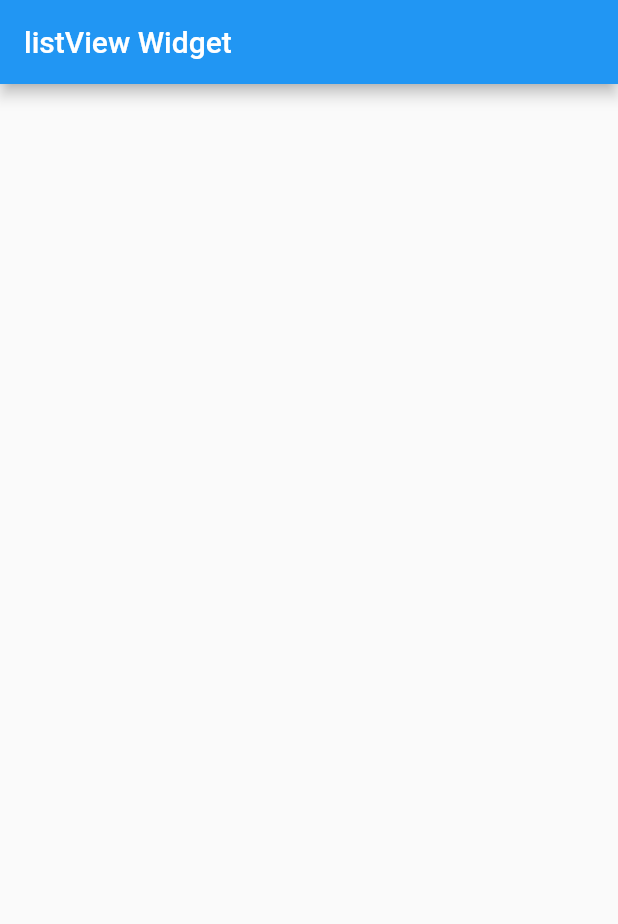
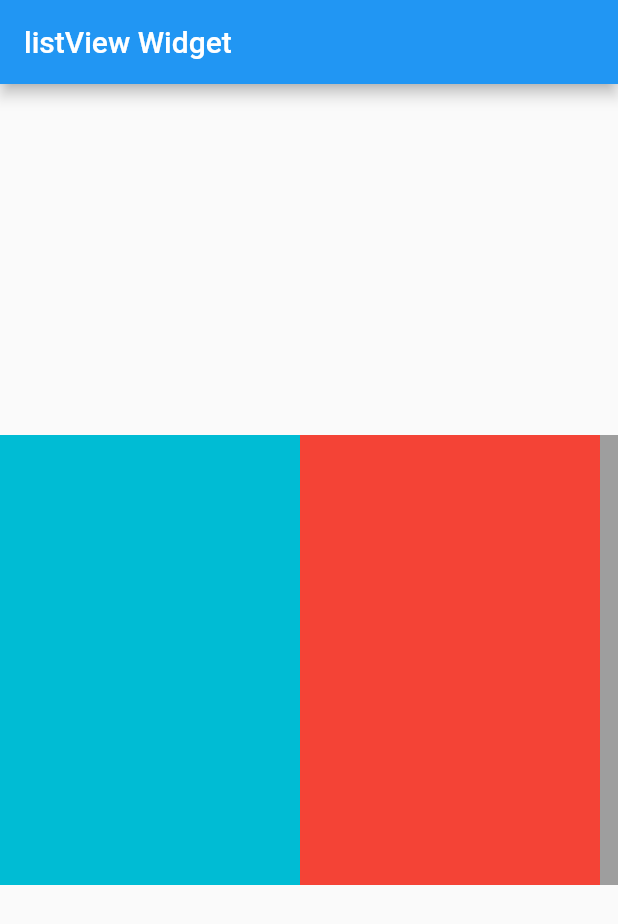
Before and after one commit to Caster-gsx/imooc-flutter, a Flutter app: the screen it shows after launch, on a phone screen of 412 x 824 dp. Shown: the top 924 px of the screen. Run offline on Flutter 3.47's test engine with Material 2 defaults, Android fonts, the phone set to English and light mode, and no system bars.

Commit message:
横向列表组件

```diff
--- a/demo01/lib/main.dart
+++ b/demo01/lib/main.dart
@@ -4,36 +4,75 @@ void main() => runApp(MyApp());
 
 class MyApp extends StatelessWidget {
   @override
-  Widget build(BuildContext ontent) {
+  Widget build(BuildContext context) {
     return MaterialApp(
       //列表组件
       title: 'imooc_flutter_demo',
       home: Scaffold(
           appBar: AppBar(title: new Text('listView Widget')),
-          body: new ListView(
-            children: <Widget>[
-              // new ListTile(
-              //   leading: new Icon(Icons.account_circle),
-              //   title: new Text('account_circle'),
-              // ),
-              // new ListTile(
-              //   leading: new Icon(Icons.border_inner),
-              //   title: new Text('border_inner'),
-              // ),
-              // new ListTile(
-              //   leading: new Icon(Icons.add_box),
-              //   title: new Text('add_box'),
-              // )
-              new Image.network(
-                  'https://img3.mukewang.com/5c18cf540001ac8206000338-360-202.jpg'),
-              new Image.network(
-                  'https://img2.mukewang.com/5b6947970001d34d06000338-360-202.jpg'),
-              new Image.network(
-                  'https://img4.mukewang.com/5950ad6f0001903f06000338-360-202.jpg'),
-              new Image.network(
-                  'https://img.mukewang.com/5ae3e5b80001818c06000338-360-202.jpg')
-            ],
-          )),
+          // body: new ListView(
+          //   children: <Widget>[
+          //     // new ListTile(
+          //     //   leading: new Icon(Icons.account_circle),
+          //     //   title: new Text('account_circle'),
+          //     // ),
+          //     // new ListTile(
+          //     //   leading: new Icon(Icons.border_inner),
+          //     //   title: new Text('border_inner'),
+          //     // ),
+          //     // new ListTile(
+          //     //   leading: new Icon(Icons.add_box),
+          //     //   title: new Text('add_box'),
+          //     // )
+          //     new Image.network(
+          //         'https://img3.mukewang.com/5c18cf540001ac8206000338-360-202.jpg'),
+          //     new Image.network(
+          //         'https://img2.mukewang.com/5b6947970001d34d06000338-360-202.jpg'),
+          //     new Image.network(
+          //         'https://img4.mukewang.com/5950ad6f0001903f06000338-360-202.jpg'),
+          //     new Image.network(
+          //         'https://img.mukewang.com/5ae3e5b80001818c06000338-360-202.jpg')
+          //   ],
+          // )
+
+
+
+        body: Center(
+          child: new Container(
+            height: 300.0,
+            child: MyList(),
+          ),
+        ),
+    )
     );
   }
 }
+
+
+//横向列表组件
+class MyList extends StatelessWidget{
+  @override
+  Widget build(BuildContext context) {
+    return ListView(
+      scrollDirection: Axis.horizontal,
+              children: <Widget>[
+                new Container(
+                  width: 200.0,
+                  color: Colors.cyan,
+                ),
+                new Container(
+                  width: 200.0,
+                  color: Colors.red,
+                ),
+                new Container(
+                  width: 200.0,
+                  color: Colors.grey,
+                ),
+                new Container(
+                  width: 200.0,
+                  color: Colors.purple,
+                )
+              ],
+            );
+  }
+}
```
